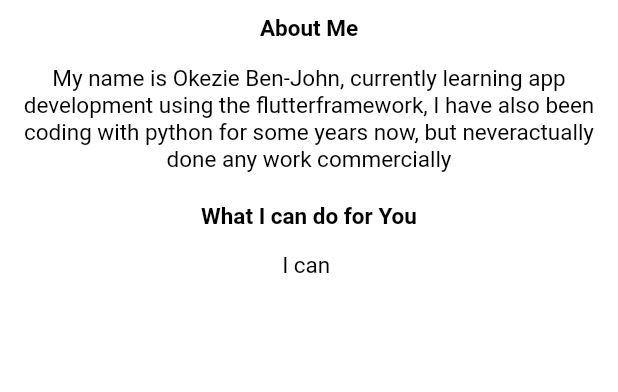
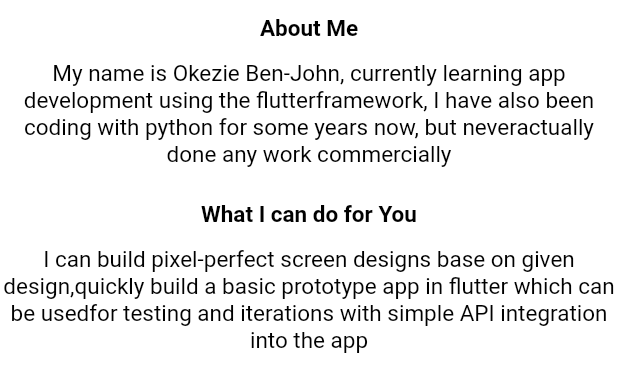
Before and after one commit to Avivar101/portfolio_app, a Flutter app: the Resume widget shown alone on an empty page, opened directly, on a phone screen of 412 x 824 dp. Shown: the top 392 px of the screen. Run offline on Flutter 3.47's test engine with Material 2 defaults, Android fonts, the phone set to English and light mode, and no system bars; our stand-ins replace font_awesome_flutter, google_fonts, sliding_up_panel.

Commit message:
Update resume.dart

```diff
--- a/lib/widgets/resume.dart
+++ b/lib/widgets/resume.dart
@@ -16,7 +16,7 @@ class Resume extends StatelessWidget {
                 fontSize: 15
             )
         ),
-        SizedBox(height: 15),
+        SizedBox(height: 12),
         Text("My name is Okezie Ben-John, currently learning app development using the flutter"
             "framework, I have also been coding with python for some years now, but never"
             "actually done any work commercially",
@@ -26,7 +26,7 @@ class Resume extends StatelessWidget {
                 fontSize: 15
             )
         ),
-        SizedBox(height: 20,),
+        SizedBox(height: 22,),
         Text("What I can do for You",
             style: TextStyle(
                 color: Colors.black,
@@ -34,8 +34,11 @@ class Resume extends StatelessWidget {
                 fontSize: 15
             )
         ),
-        SizedBox(height: 15),
-        Text("I can ",
+        SizedBox(height: 12),
+        Text("I can build pixel-perfect screen designs base on given design,"
+            "quickly build a basic prototype app in flutter which can be used"
+            "for testing and iterations with simple API integration into the app",
+            textAlign: TextAlign.center,
             style: TextStyle(
                 color: Colors.black,
                 fontSize: 15
```
